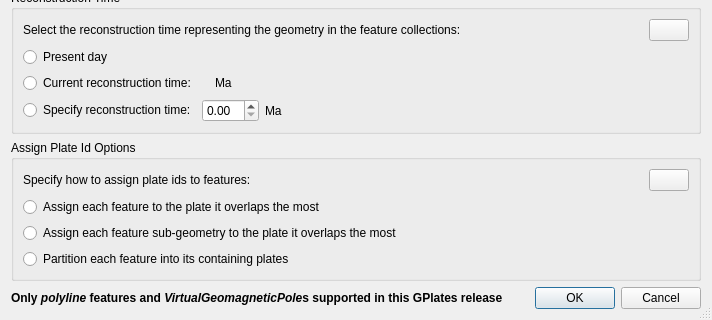
This is src/qt-widgets/AssignReconstructionPlateIdsDialogUi.ui in GPlates/GPlates as Qt 5 draws it before an edit; both pictures show x 0 to 712 and y 468 to 788 of the 712 by 788 pixel window. The edited form follows.
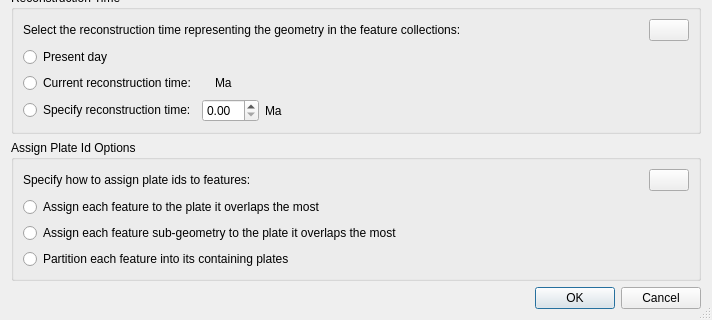
This is the edited form. Icons and pictures are not drawn.

Commit message: (trunk) Improved help notes in information dialogs.

Patch:
```diff
--- a/src/qt-widgets/AssignReconstructionPlateIdsDialogUi.ui
+++ b/src/qt-widgets/AssignReconstructionPlateIdsDialogUi.ui
@@ -346,13 +346,6 @@
    </item>
    <item>
     <layout class="QHBoxLayout" >
-     <item>
-      <widget class="QLabel" name="label_limitation" >
-       <property name="text" >
-        <string>&lt;b>Only &lt;em>polyline&lt;/em> features and &lt;em>VirtualGeomagneticPole&lt;/em>s supported in this GPlates release&lt;/b></string>
-       </property>
-      </widget>
-     </item>
      <item>
       <spacer>
        <property name="orientation" >
```
The commit also changes 1 other file.
